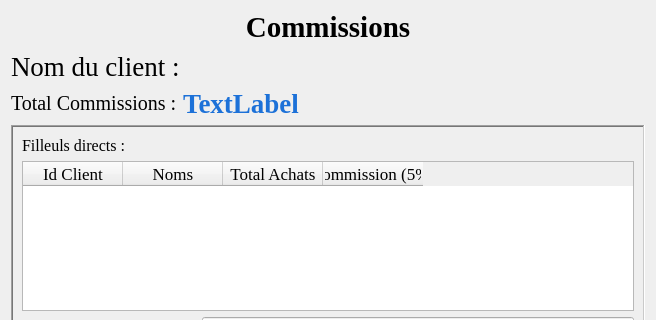
The window that gui/CommissionWindow.ui (JKAZIMOTO321/marketing_relationnel) describes before a commit, drawn with Qt 5; both pictures show x 0 to 656 and y 0 to 320 of the 656 by 571 pixel window.
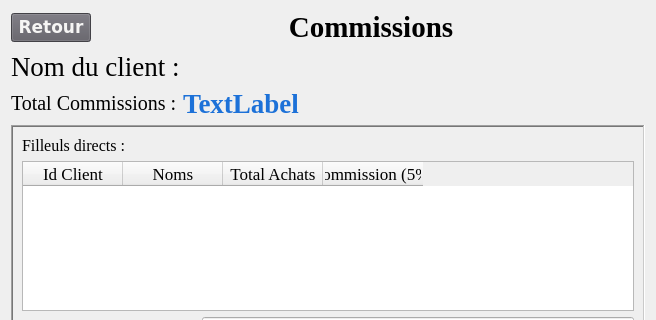
The same window after the commit.

Commit message: remise du buton de retour car il peut servir

Patch:
```diff
--- a/gui/CommissionWindow.ui
+++ b/gui/CommissionWindow.ui
@@ -13,8 +13,36 @@
   <property name="windowTitle">
    <string>Form</string>
   </property>
-  <layout class="QVBoxLayout" name="verticalLayout">
-   <item>
+  <layout class="QGridLayout" name="gridLayout">
+   <item row="0" column="0">
+    <widget class="QPushButton" name="btnRetour">
+     <property name="sizePolicy">
+      <sizepolicy hsizetype="Fixed" vsizetype="Fixed">
+       <horstretch>0</horstretch>
+       <verstretch>0</verstretch>
+      </sizepolicy>
+     </property>
+     <property name="font">
+      <font>
+       <family>Verdana</family>
+       <pointsize>13</pointsize>
+       <weight>75</weight>
+       <bold>true</bold>
+      </font>
+     </property>
+     <property name="cursor">
+      <cursorShape>PointingHandCursor</cursorShape>
+     </property>
+     <property name="styleSheet">
+      <string notr="true">background-color: rgb(94, 92, 100);
+color: rgb(246, 245, 244);</string>
+     </property>
+     <property name="text">
+      <string>Retour</string>
+     </property>
+    </widget>
+   </item>
+   <item row="0" column="1">
     <widget class="QLabel" name="label_2">
      <property name="sizePolicy">
       <sizepolicy hsizetype="Preferred" vsizetype="Fixed">
@@ -38,7 +66,7 @@
      </property>
     </widget>
    </item>
-   <item>
+   <item row="1" column="0" colspan="2">
     <layout class="QFormLayout" name="formLayout_5">
      <item row="0" column="0">
       <widget class="QLabel" name="label">
@@ -68,7 +96,7 @@
      </item>
     </layout>
    </item>
-   <item>
+   <item row="2" column="0" colspan="2">
     <layout class="QFormLayout" name="formLayout_4">
      <item row="0" column="0">
       <widget class="QLabel" name="label_7">
@@ -103,7 +131,7 @@
      </item>
     </layout>
    </item>
-   <item>
+   <item row="3" column="0" colspan="2">
     <widget class="QFrame" name="frame">
      <property name="frameShape">
       <enum>QFrame::WinPanel</enum>
```
The commit also changes 1 other file.
